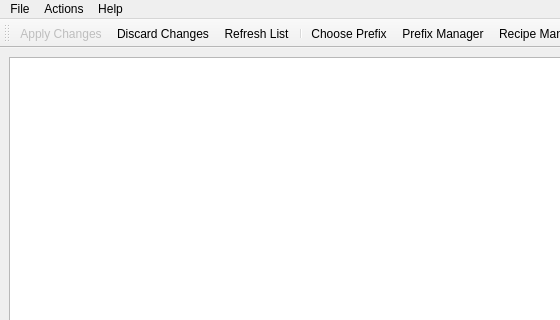
Before: the Qt Designer form designer/gui_pybombs.ui in NinjaComics/pybombs-qtgui, drawn with Qt 5; both pictures show x 0 to 560 and y 0 to 320 of the 652 by 464 pixel window.
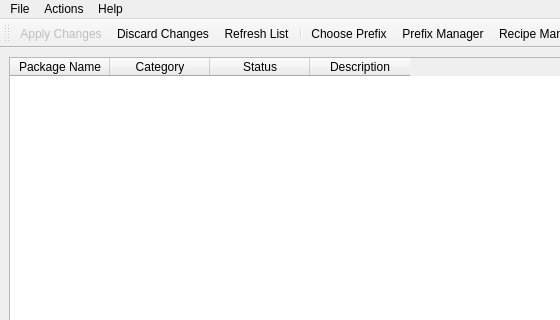
After: the same form once the commit is applied.

```diff
--- a/designer/gui_pybombs.ui
+++ b/designer/gui_pybombs.ui
@@ -22,10 +22,33 @@
   <widget class="QWidget" name="centralwidget">
    <layout class="QVBoxLayout" name="verticalLayout">
     <item>
-     <widget class="QTableView" name="tableView">
-      <property name="styleSheet">
-       <string notr="true"/>
+     <widget class="QTableWidget" name="tableWidget">
+      <property name="showGrid">
+       <bool>false</bool>
       </property>
+      <property name="gridStyle">
+       <enum>Qt::NoPen</enum>
+      </property>
+      <column>
+       <property name="text">
+        <string>Package Name</string>
+       </property>
+      </column>
+      <column>
+       <property name="text">
+        <string>Category</string>
+       </property>
+      </column>
+      <column>
+       <property name="text">
+        <string>Status</string>
+       </property>
+      </column>
+      <column>
+       <property name="text">
+        <string>Description</string>
+       </property>
+      </column>
      </widget>
     </item>
    </layout>
```
